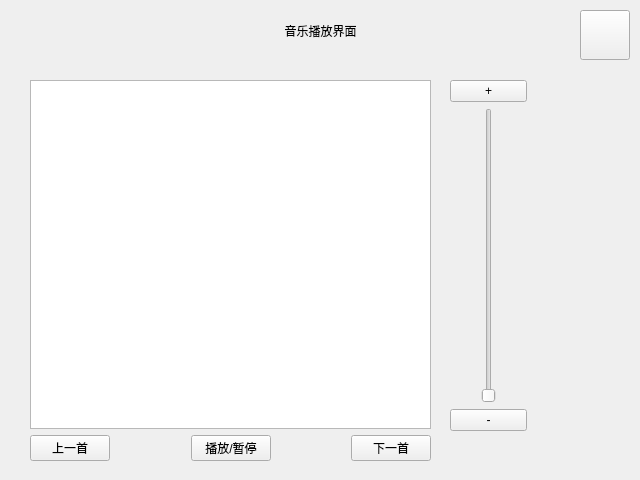
Qt form wps/QT/SmartHome/music.ui (Chansla/Training) before a commit.
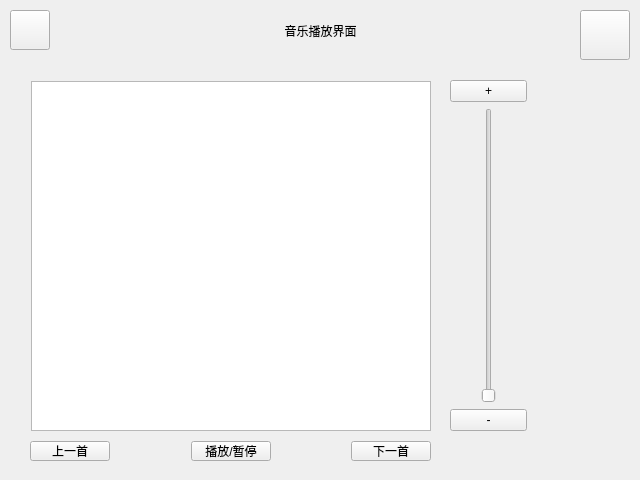
The same form after that commit.

```diff
--- a/wps/QT/SmartHome/music.ui
+++ b/wps/QT/SmartHome/music.ui
@@ -23,126 +23,6 @@
     </rect>
    </property>
   </widget>
-  <widget class="QWidget" name="layoutWidget1">
-   <property name="geometry">
-    <rect>
-     <x>30</x>
-     <y>80</y>
-     <width>401</width>
-     <height>381</height>
-    </rect>
-   </property>
-   <layout class="QVBoxLayout" name="verticalLayout">
-    <item>
-     <widget class="QListWidget" name="listWidget"/>
-    </item>
-    <item>
-     <layout class="QHBoxLayout" name="horizontalLayout">
-      <item>
-       <widget class="QPushButton" name="pushButton_pre">
-        <property name="sizePolicy">
-         <sizepolicy hsizetype="Fixed" vsizetype="Fixed">
-          <horstretch>0</horstretch>
-          <verstretch>0</verstretch>
-         </sizepolicy>
-        </property>
-        <property name="minimumSize">
-         <size>
-          <width>80</width>
-          <height>0</height>
-         </size>
-        </property>
-        <property name="maximumSize">
-         <size>
-          <width>80</width>
-          <height>16777215</height>
-         </size>
-        </property>
-        <property name="text">
-         <string>上一首</string>
-        </property>
-       </widget>
-      </item>
-      <item>
-       <spacer name="horizontalSpacer">
-        <property name="orientation">
-         <enum>Qt::Horizontal</enum>
-        </property>
-        <property name="sizeHint" stdset="0">
-         <size>
-          <width>10</width>
-          <height>20</height>
-         </size>
-        </property>
-       </spacer>
-      </item>
-      <item>
-       <widget class="QPushButton" name="pushButton_play">
-        <property name="sizePolicy">
-         <sizepolicy hsizetype="Fixed" vsizetype="Fixed">
-          <horstretch>0</horstretch>
-          <verstretch>0</verstretch>
-         </sizepolicy>
-        </property>
-        <property name="minimumSize">
-         <size>
-          <width>80</width>
-          <height>0</height>
-         </size>
-        </property>
-        <property name="maximumSize">
-         <size>
-          <width>80</width>
-          <height>16777215</height>
-         </size>
-        </property>
-        <property name="text">
-         <string>播放/暂停</string>
-        </property>
-       </widget>
-      </item>
-      <item>
-       <spacer name="horizontalSpacer_2">
-        <property name="orientation">
-         <enum>Qt::Horizontal</enum>
-        </property>
-        <property name="sizeHint" stdset="0">
-         <size>
-          <width>10</width>
-          <height>20</height>
-         </size>
-        </property>
-       </spacer>
-      </item>
-      <item>
-       <widget class="QPushButton" name="pushButton_next">
-        <property name="sizePolicy">
-         <sizepolicy hsizetype="Fixed" vsizetype="Fixed">
-          <horstretch>0</horstretch>
-          <verstretch>0</verstretch>
-         </sizepolicy>
-        </property>
-        <property name="minimumSize">
-         <size>
-          <width>80</width>
-          <height>0</height>
-         </size>
-        </property>
-        <property name="maximumSize">
-         <size>
-          <width>80</width>
-          <height>16777215</height>
-         </size>
-        </property>
-        <property name="text">
-         <string>下一首</string>
-        </property>
-       </widget>
-      </item>
-     </layout>
-    </item>
-   </layout>
-  </widget>
   <widget class="QWidget" name="layoutWidget2">
    <property name="geometry">
     <rect>
@@ -192,6 +72,169 @@
     <set>Qt::AlignCenter</set>
    </property>
   </widget>
+  <widget class="QListWidget" name="listWidget">
+   <property name="geometry">
+    <rect>
+     <x>31</x>
+     <y>81</y>
+     <width>400</width>
+     <height>350</height>
+    </rect>
+   </property>
+   <property name="sizePolicy">
+    <sizepolicy hsizetype="Fixed" vsizetype="Fixed">
+     <horstretch>0</horstretch>
+     <verstretch>0</verstretch>
+    </sizepolicy>
+   </property>
+   <property name="minimumSize">
+    <size>
+     <width>400</width>
+     <height>350</height>
+    </size>
+   </property>
+   <property name="maximumSize">
+    <size>
+     <width>400</width>
+     <height>350</height>
+    </size>
+   </property>
+  </widget>
+  <widget class="QWidget" name="layoutWidget">
+   <property name="geometry">
+    <rect>
+     <x>30</x>
+     <y>440</y>
+     <width>401</width>
+     <height>22</height>
+    </rect>
+   </property>
+   <layout class="QHBoxLayout" name="horizontalLayout">
+    <item>
+     <widget class="QPushButton" name="pushButton_pre">
+      <property name="sizePolicy">
+       <sizepolicy hsizetype="Fixed" vsizetype="Fixed">
+        <horstretch>0</horstretch>
+        <verstretch>0</verstretch>
+       </sizepolicy>
+      </property>
+      <property name="minimumSize">
+       <size>
+        <width>80</width>
+        <height>20</height>
+       </size>
+      </property>
+      <property name="maximumSize">
+       <size>
+        <width>80</width>
+        <height>20</height>
+       </size>
+      </property>
+      <property name="text">
+       <string>上一首</string>
+      </property>
+     </widget>
+    </item>
+    <item>
+     <spacer name="horizontalSpacer">
+      <property name="orientation">
+       <enum>Qt::Horizontal</enum>
+      </property>
+      <property name="sizeType">
+       <enum>QSizePolicy::Expanding</enum>
+      </property>
+      <property name="sizeHint" stdset="0">
+       <size>
+        <width>10</width>
+        <height>20</height>
+       </size>
+      </property>
+     </spacer>
+    </item>
+    <item>
+     <widget class="QPushButton" name="pushButton_play">
+      <property name="sizePolicy">
+       <sizepolicy hsizetype="Fixed" vsizetype="Fixed">
+        <horstretch>0</horstretch>
+        <verstretch>0</verstretch>
+       </sizepolicy>
+      </property>
+      <property name="minimumSize">
+       <size>
+        <width>80</width>
+        <height>20</height>
+       </size>
+      </property>
+      <property name="maximumSize">
+       <size>
+        <width>80</width>
+        <height>20</height>
+       </size>
+      </property>
+      <property name="text">
+       <string>播放/暂停</string>
+      </property>
+     </widget>
+    </item>
+    <item>
+     <spacer name="horizontalSpacer_2">
+      <property name="orientation">
+       <enum>Qt::Horizontal</enum>
+      </property>
+      <property name="sizeHint" stdset="0">
+       <size>
+        <width>10</width>
+        <height>20</height>
+       </size>
+      </property>
+     </spacer>
+    </item>
+    <item>
+     <widget class="QPushButton" name="pushButton_next">
+      <property name="sizePolicy">
+       <sizepolicy hsizetype="Fixed" vsizetype="Fixed">
+        <horstretch>0</horstretch>
+        <verstretch>0</verstretch>
+       </sizepolicy>
+      </property>
+      <property name="minimumSize">
+       <size>
+        <width>80</width>
+        <height>20</height>
+       </size>
+      </property>
+      <property name="maximumSize">
+       <size>
+        <width>80</width>
+        <height>20</height>
+       </size>
+      </property>
+      <property name="text">
+       <string>下一首</string>
+      </property>
+     </widget>
+    </item>
+   </layout>
+  </widget>
+  <widget class="QPushButton" name="pushButton_close">
+   <property name="geometry">
+    <rect>
+     <x>10</x>
+     <y>10</y>
+     <width>40</width>
+     <height>40</height>
+    </rect>
+   </property>
+   <property name="sizePolicy">
+    <sizepolicy hsizetype="Fixed" vsizetype="Fixed">
+     <horstretch>0</horstretch>
+     <verstretch>0</verstretch>
+    </sizepolicy>
+   </property>
+   <property name="text">
+    <string/>
+   </property>
+  </widget>
  </widget>
  <resources/>
  <connections/>
```
